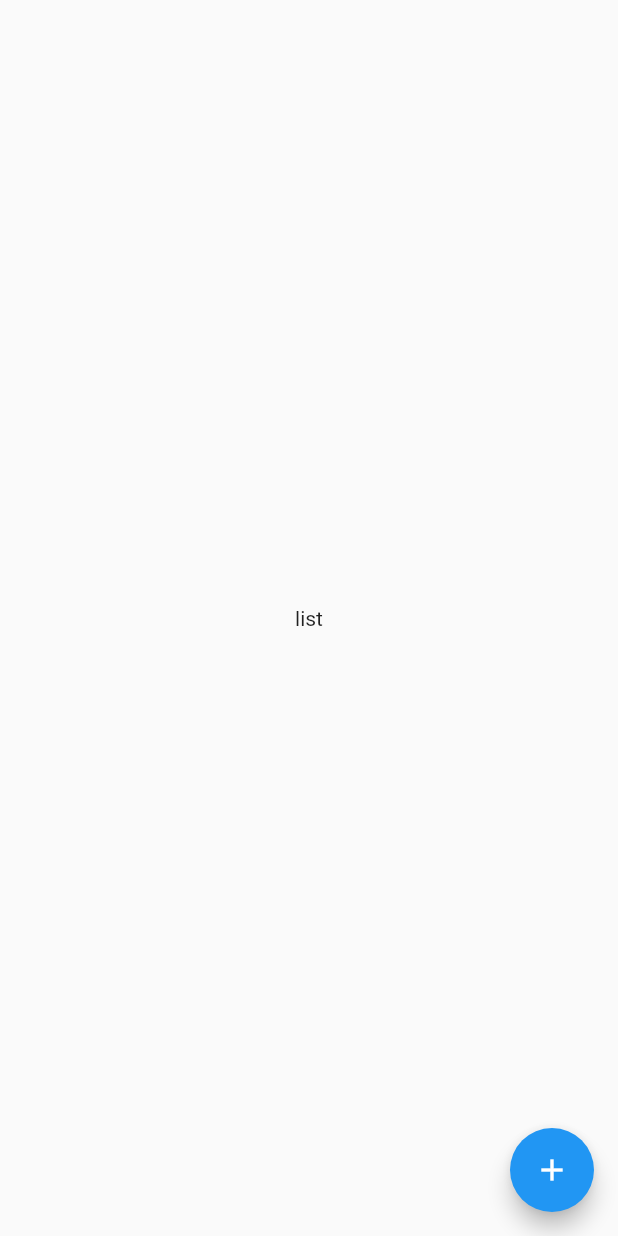
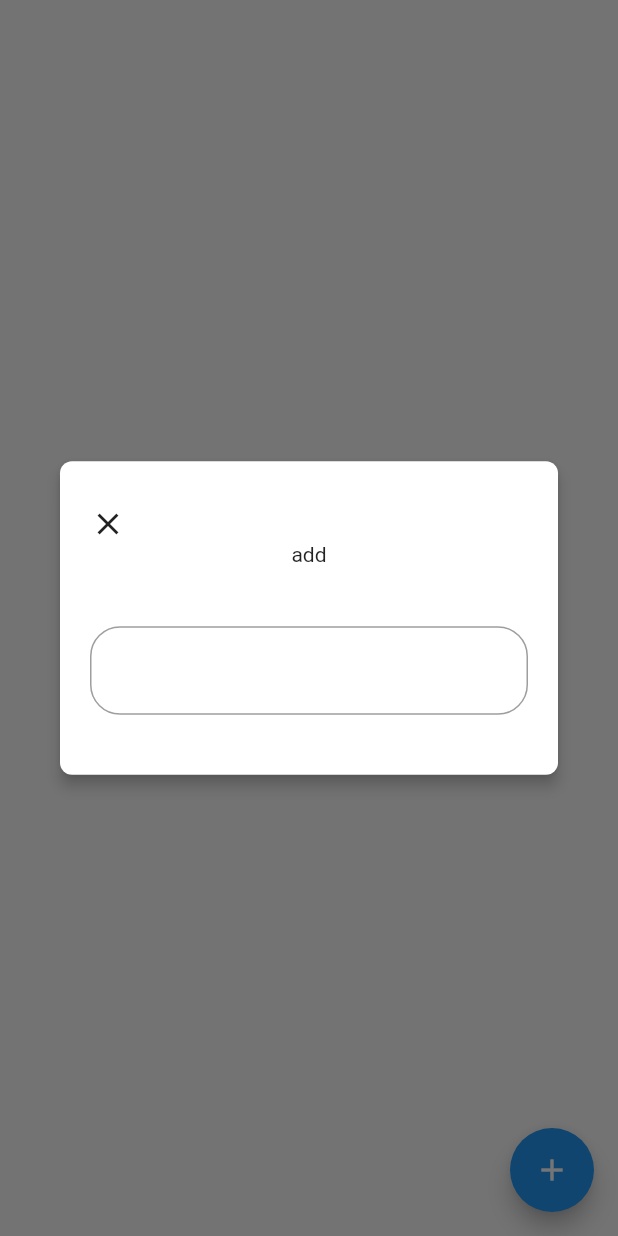
Before and after one commit to fatemeh-afshari/TimeTracker, a Flutter app: the screen it shows after launch, after a tap on the "add" icon, on a phone screen of 412 x 824 dp. Run offline on Flutter 3.47's test engine with Material 2 defaults, Android fonts, the phone set to English and light mode, and no system bars; our stand-ins replace flutter_bloc, get_it, objectbox; missing offline and left inert: sealed_annotations; generated files the repository leaves out were written again.

Commit message:
add pop up page

```diff
--- /dev/null
+++ b/lib/l10n/intl_en.arb
@@ -0,0 +1,3 @@
+{
+  "add": "add"
+}
--- a/lib/src/app/time_tracker_app.dart
+++ b/lib/src/app/time_tracker_app.dart
@@ -1,4 +1,6 @@
 import 'package:flutter/material.dart';
+import 'package:flutter_localizations/flutter_localizations.dart';
+import 'package:time_tracker/generated/l10n.dart';
 import 'package:time_tracker/src/route/custom_route.dart';
 import 'package:time_tracker/src/route/route_names.dart';
 
@@ -6,6 +8,13 @@ class TimeTrackerApp extends StatelessWidget {
   @override
   Widget build(BuildContext context) {
     return MaterialApp(
+      localizationsDelegates: [
+        S.delegate,
+        GlobalMaterialLocalizations.delegate,
+        GlobalWidgetsLocalizations.delegate,
+        GlobalCupertinoLocalizations.delegate,
+      ],
+      supportedLocales: S.delegate.supportedLocales,
       title: 'Time Tracker',
       debugShowCheckedModeBanner: false,
       theme: ThemeData(
--- a/lib/src/feature/list/list_page.dart
+++ b/lib/src/feature/list/list_page.dart
@@ -1,4 +1,5 @@
 import 'package:flutter/material.dart';
+import 'package:time_tracker/src/widget/pop_up.dart';
 
 class ListPage extends StatelessWidget {
   @override
@@ -6,7 +7,12 @@ class ListPage extends StatelessWidget {
     return Scaffold(
       floatingActionButton: FloatingActionButton(
         child: Icon(Icons.add),
-        onPressed: () {},
+        onPressed: () {
+          showDialog(
+            context: context,
+            builder: (_) => const AddTaskPopUp(),
+          );
+        },
       ),
       body: Center(
         child: Text('list'),
--- /dev/null
+++ b/lib/src/widget/pop_up.dart
@@ -0,0 +1,66 @@
+import 'package:flutter/material.dart';
+import 'package:time_tracker/generated/l10n.dart';
+
+class AddTaskPopUp extends StatelessWidget{
+  const AddTaskPopUp({
+    Key? key,
+  }) : super(key: key);
+  @override
+  Widget build(BuildContext context) {
+    return Dialog(
+        shape: const RoundedRectangleBorder(
+        borderRadius: BorderRadius.all(Radius.circular(8)),
+    ),
+    backgroundColor: Colors.white,
+    elevation: 4,
+      child:Padding(
+        padding: const EdgeInsets.symmetric(vertical: 30, horizontal: 20),
+        child: SingleChildScrollView(
+          child: Column(
+            mainAxisSize: MainAxisSize.min,
+            mainAxisAlignment: MainAxisAlignment.center,
+            crossAxisAlignment: CrossAxisAlignment.center,
+            children: [
+              Row(
+                children: [
+                  IconButton(
+                    onPressed: (){},
+                    icon: Icon(Icons.close),
+                    padding: EdgeInsets.zero,
+                    constraints: BoxConstraints(),
+                  ),
+                ],
+              ),
+              Text(
+               S.of(context).add,
+                textAlign: TextAlign.center,
+              ),
+              SizedBox(
+                height: 20,
+              ),
+              SizedBox(
+                height: 20,
+              ),
+              TextFormField(
+                maxLines: 1,
+                keyboardType: TextInputType.text,
+                decoration: InputDecoration(
+                  hintStyle: TextStyle(
+                    color:Colors.black,
+                  ),
+                  border: OutlineInputBorder(
+                    borderRadius: BorderRadius.all(
+                      Radius.circular(20.0),
+                    ),
+                  ),
+                ),
+              ),
+              const SizedBox(height: 10),
+            ],
+          ),
+        ),
+      ),
+    );
+  }
+
+}
```
